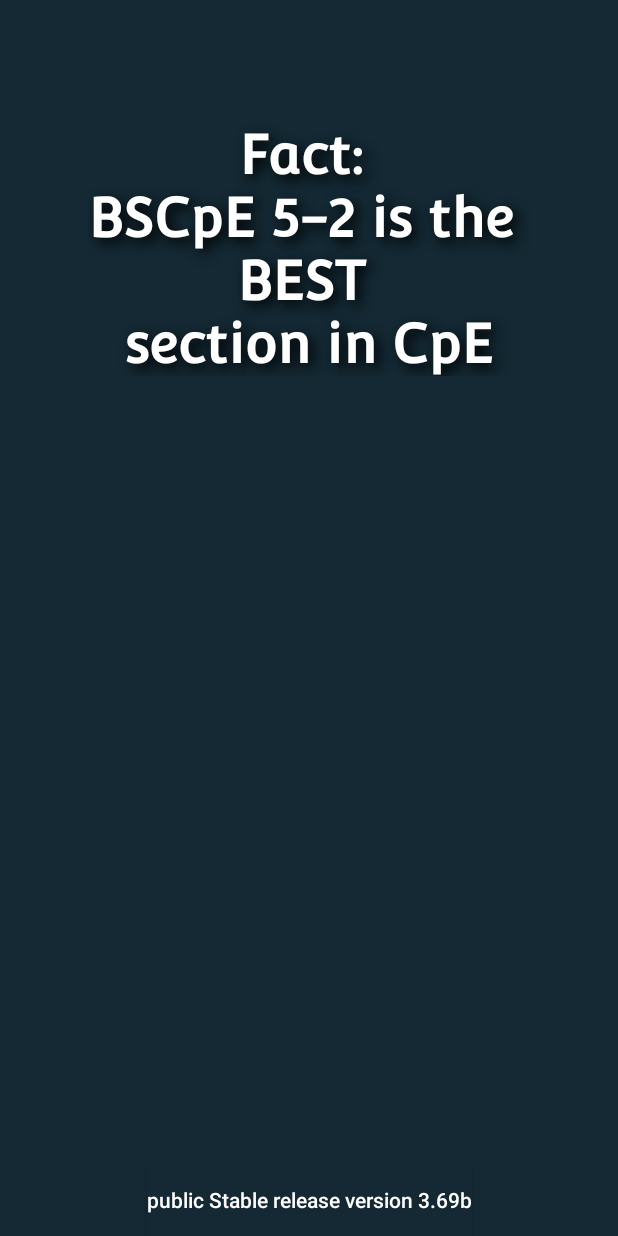
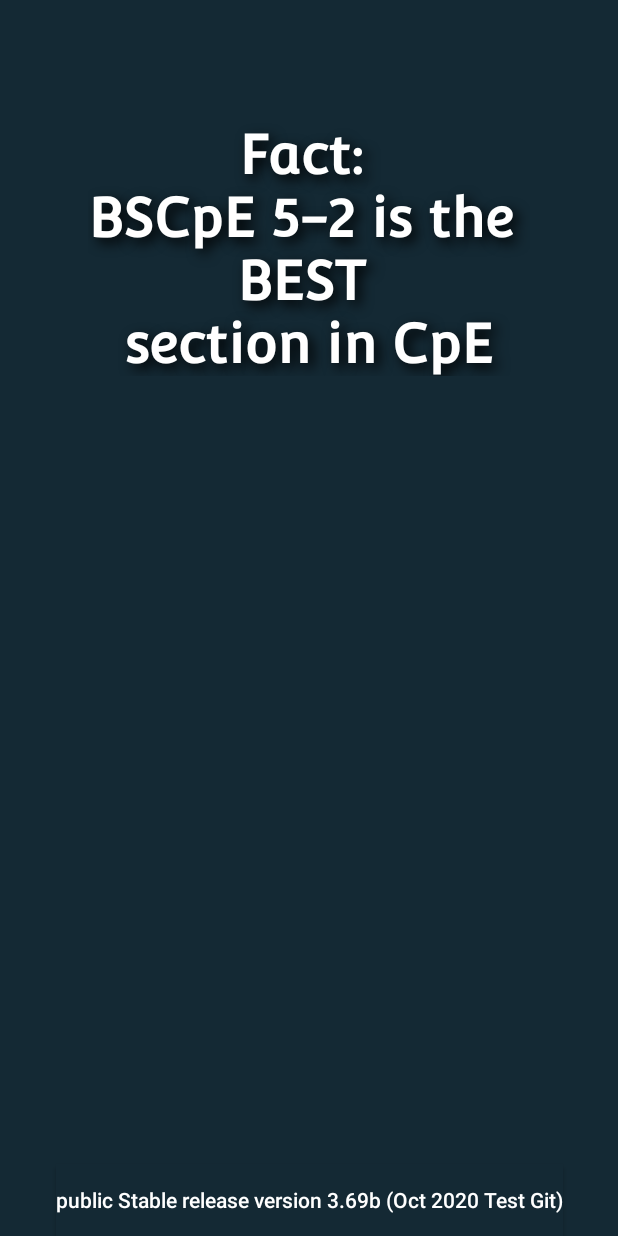
Before and after one commit to ChristerJohn007/DilangPinoy, an Android app: the screen it shows after launch (MainActivity), after a tap on "public Stable Release Version 3.69b", on a phone screen of 412 x 824 dp. Run offline under Robolectric (Android 15) with nearby library versions, the phone set to English and light mode, and no system bars; Roboto replaces fonts that are not available here; 3 statements that could not run were skipped.

Commit message:
Updated a version to branch. Unknown if this is the official final version

```diff
--- a/app/src/main/res/layout/easter_egg1.xml
+++ b/app/src/main/res/layout/easter_egg1.xml
@@ -32,13 +32,12 @@
         android:id="@+id/easterEgg1"
         android:layout_width="wrap_content"
         android:layout_height="wrap_content"
-        android:text="public Stable release version 3.69b"
+        android:background="@drawable/bgapp"
+        android:text="public Stable release version 3.69b (Oct 2020 Test Git)"
+        android:textAllCaps="false"
         android:textColor="#FFF"
-        android:background="@drawable/bgapp"
-        android:textAllCaps="false"
         app:layout_constraintBottom_toBottomOf="parent"
         app:layout_constraintEnd_toEndOf="parent"
-        app:layout_constraintStart_toStartOf="parent"
-        />
+        app:layout_constraintStart_toStartOf="parent" />
 
 </androidx.constraintlayout.widget.ConstraintLayout>
```
